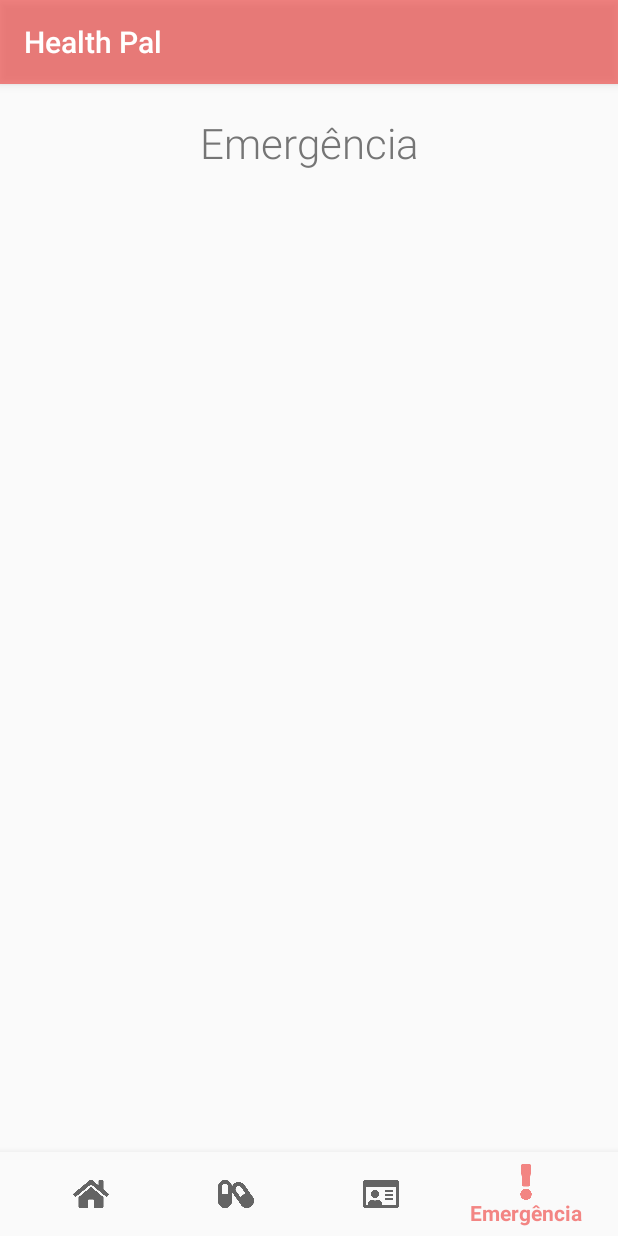
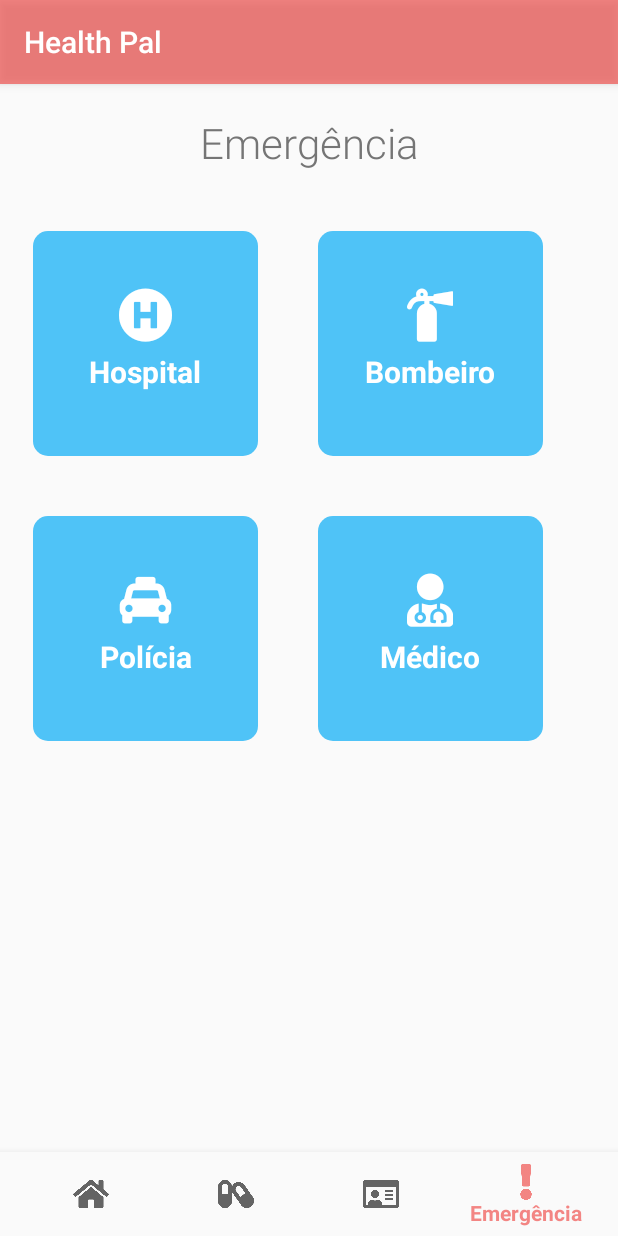
Before and after one commit to Kasama/HealthPal, an Android app: the screen it shows after launch (MainActivity), item 4 of the bottom bar chosen, on a phone screen of 412 x 824 dp. Run offline under Robolectric (Android 15) with nearby library versions, the phone set to English and light mode, and no system bars.

Commit message:
Emergency fragment and other fixes

```diff
--- a/app/src/main/AndroidManifest.xml
+++ b/app/src/main/AndroidManifest.xml
@@ -45,6 +45,10 @@
             android:label="@string/title_medicine"
             android:screenOrientation="portrait" />
         <activity
+            android:name=".ContactViewActivity"
+            android:label="@string/title_contact"
+            android:screenOrientation="portrait" />
+        <activity
             android:name=".MedicineListFragment"
             android:screenOrientation="portrait"
             />
--- a/app/src/main/java/br/usp/icmc/healthpal/healthpal/EmergencyListFragment.java
+++ b/app/src/main/java/br/usp/icmc/healthpal/healthpal/EmergencyListFragment.java
@@ -1,18 +1,21 @@
 package br.usp.icmc.healthpal.healthpal;
 
+import android.Manifest;
+import android.content.Intent;
+import android.content.pm.PackageManager;
+import android.net.Uri;
 import android.os.Bundle;
 import android.support.annotation.Nullable;
+import android.support.v4.app.ActivityCompat;
 import android.support.v4.app.Fragment;
 import android.view.LayoutInflater;
 import android.view.View;
 import android.view.ViewGroup;
 
+import br.usp.icmc.healthpal.healthpal.components.EmergencyCard;
+
 public class EmergencyListFragment extends Fragment {
 
-    @Nullable
-    @Override
-    public void onViewCreated(View view, Bundle savedInstanceState) {
-    }
 
     @Nullable
     @Override
@@ -20,4 +23,64 @@ public class EmergencyListFragment extends Fragment {
                              @Nullable Bundle savedInstanceState) {
         return inflater.inflate(R.layout.fragment_emergency_list, container, false);
     }
+
+
+    @Nullable
+    @Override
+    public void onViewCreated(View view, Bundle savedInstanceState) {
+
+        EmergencyCard hospital = getView().findViewById(R.id.hospital);
+        EmergencyCard firefighters = getView().findViewById(R.id.firefighters);
+        EmergencyCard police = getView().findViewById(R.id.police);
+        EmergencyCard contact = getView().findViewById(R.id.emergencyContact);
+
+        hospital.setOnClickListener((e) -> {
+            Intent callIntent = new Intent(Intent.ACTION_CALL);
+            callIntent.setData(Uri.parse("tel:0377778888"));
+
+            if (ActivityCompat.checkSelfPermission(this.getContext(),
+                    Manifest.permission.CALL_PHONE) != PackageManager.PERMISSION_GRANTED) {
+                return;
+            }
+
+            this.startActivity(callIntent);
+        });
+
+        firefighters.setOnClickListener((e) -> {
+            Intent callIntent = new Intent(Intent.ACTION_CALL);
+            callIntent.setData(Uri.parse("tel:0377778888"));
+
+            if (ActivityCompat.checkSelfPermission(this.getContext(),
+                    Manifest.permission.CALL_PHONE) != PackageManager.PERMISSION_GRANTED) {
+                return;
+            }
+
+            this.startActivity(callIntent);
+        });
+
+        police.setOnClickListener((e) -> {
+            Intent callIntent = new Intent(Intent.ACTION_CALL);
+            callIntent.setData(Uri.parse("tel:0377778888"));
+
+            if (ActivityCompat.checkSelfPermission(this.getContext(),
+                    Manifest.permission.CALL_PHONE) != PackageManager.PERMISSION_GRANTED) {
+                return;
+            }
+
+            this.startActivity(callIntent);
+        });
+
+        contact.setOnClickListener((e) -> {
+            Intent callIntent = new Intent(Intent.ACTION_CALL);
+            callIntent.setData(Uri.parse("tel:0377778888"));
+
+            if (ActivityCompat.checkSelfPermission(this.getContext(),
+                    Manifest.permission.CALL_PHONE) != PackageManager.PERMISSION_GRANTED) {
+                return;
+            }
+
+            this.startActivity(callIntent);
+        });
+
+    }
 }
--- a/app/src/main/res/layout/fragment_emergency_list.xml
+++ b/app/src/main/res/layout/fragment_emergency_list.xml
@@ -1,5 +1,6 @@
 <?xml version="1.0" encoding="utf-8"?>
 <ScrollView xmlns:android="http://schemas.android.com/apk/res/android"
+    xmlns:tools="http://schemas.android.com/tools"
     android:id="@+id/scrollView"
     android:layout_width="match_parent"
     android:layout_height="match_parent"
@@ -23,5 +24,59 @@
             app:layout_constraintTop_toTopOf="parent"
             />
 
+        <br.usp.icmc.healthpal.healthpal.components.EmergencyCard
+            android:id="@+id/hospital"
+            android:layout_width="wrap_content"
+            android:layout_height="wrap_content"
+            android:paddingLeft="22dp"
+            android:paddingTop="40dp"
+            android:fontFamily="@font/font_awesome_solid"
+            app:layout_constraintTop_toBottomOf="@+id/tv_title_emergency"
+            app:iconText="@string/fa_hospital"
+            app:labelFooter="Hospital"
+            app:textColor="@android:color/white">
+        </br.usp.icmc.healthpal.healthpal.components.EmergencyCard>
+
+        <br.usp.icmc.healthpal.healthpal.components.EmergencyCard
+            android:id="@+id/firefighters"
+            android:layout_width="wrap_content"
+            android:layout_height="wrap_content"
+            android:paddingLeft="40dp"
+            android:paddingTop="40dp"
+            android:fontFamily="@font/font_awesome_solid"
+            app:layout_constraintTop_toBottomOf="@+id/tv_title_emergency"
+            app:layout_constraintLeft_toRightOf="@+id/hospital"
+            app:iconText="@string/fa_fire_extinguisher"
+            app:labelFooter="Bombeiro"
+            app:textColor="@android:color/white">
+        </br.usp.icmc.healthpal.healthpal.components.EmergencyCard>
+
+        <br.usp.icmc.healthpal.healthpal.components.EmergencyCard
+            android:id="@+id/police"
+            android:layout_width="wrap_content"
+            android:layout_height="wrap_content"
+            android:paddingLeft="22dp"
+            android:paddingTop="40dp"
+            android:fontFamily="@font/font_awesome_solid"
+            app:layout_constraintTop_toBottomOf="@+id/hospital"
+            app:iconText="@string/fa_car"
+            app:labelFooter="Polícia"
+            app:textColor="@android:color/white">
+        </br.usp.icmc.healthpal.healthpal.components.EmergencyCard>
+
+        <br.usp.icmc.healthpal.healthpal.components.EmergencyCard
+            android:id="@+id/emergencyContact"
+            android:layout_width="wrap_content"
+            android:layout_height="wrap_content"
+            android:paddingLeft="40dp"
+            android:paddingTop="40dp"
+            android:fontFamily="@font/font_awesome_solid"
+            app:layout_constraintTop_toBottomOf="@+id/firefighters"
+            app:layout_constraintLeft_toRightOf="@+id/police"
+            app:iconText="@string/fa_medic"
+            app:labelFooter="Médico"
+            app:textColor="@android:color/white">
+        </br.usp.icmc.healthpal.healthpal.components.EmergencyCard>
+
     </android.support.constraint.ConstraintLayout>
 </ScrollView>
--- a/app/src/main/res/values/fa_icons.xml
+++ b/app/src/main/res/values/fa_icons.xml
@@ -17,4 +17,7 @@
     <string name="fa_smile">&#xf118;</string>
     <string name="fa_meh">&#xf11a;</string>
     <string name="fa_frown">&#xf119;</string>
+    <string name="fa_hospital">&#xf47e;</string>
+    <string name="fa_fire_extinguisher">&#xf134;</string>
+    <string name="fa_car">&#xf1ba;</string>
 </resources>
```
